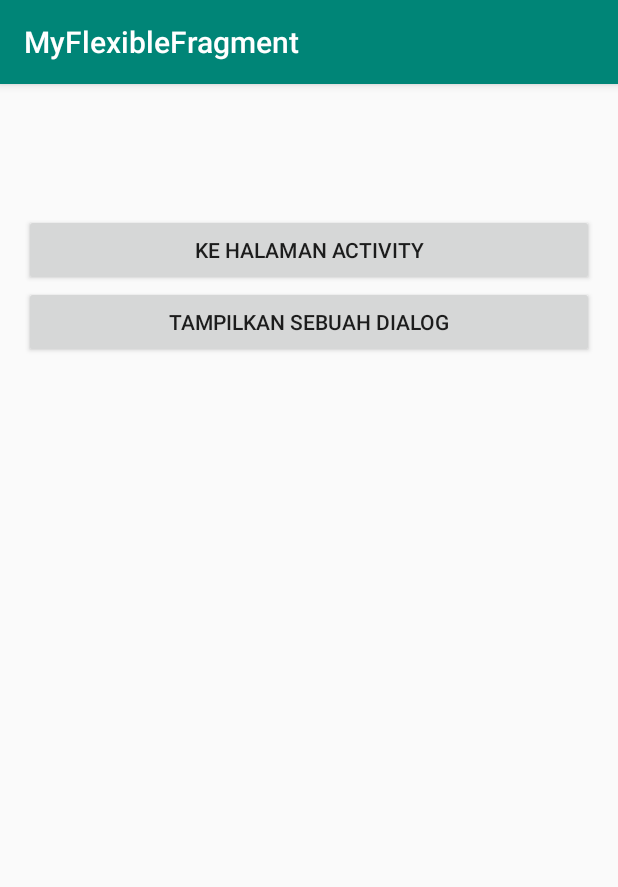
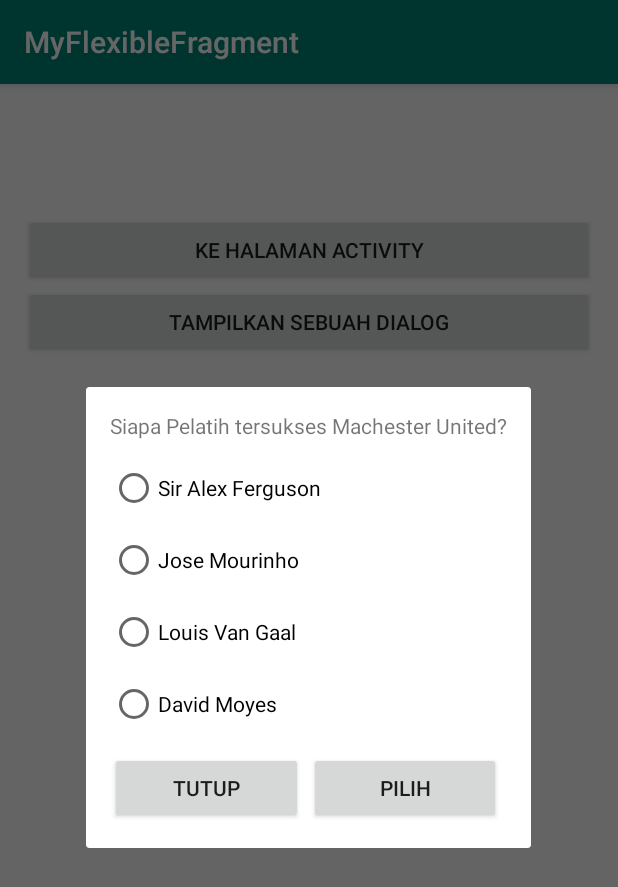
Before and after one commit to iqbalawe/Learn-Fragment, an Android app: the fragment DetailCategoryFragment placed in its activity, after a tap on "TAMPILKAN SEBUAH DIALOG", on a phone screen of 412 x 824 dp. Shown: the top 887 px of the screen. Run offline under Robolectric (Android 15) with nearby library versions, the phone set to English and light mode, and no system bars; 1 statement that could not run was skipped.

Commit message:
Add Dialog Fragment

```diff
--- a/app/src/main/java/iqbal/app/myflexiblefragment/DetailCategoryFragment.java
+++ b/app/src/main/java/iqbal/app/myflexiblefragment/DetailCategoryFragment.java
@@ -4,11 +4,13 @@ package iqbal.app.myflexiblefragment;
 import android.os.Bundle;
 import android.support.annotation.Nullable;
 import android.support.v4.app.Fragment;
+import android.support.v4.app.FragmentManager;
 import android.view.LayoutInflater;
 import android.view.View;
 import android.view.ViewGroup;
 import android.widget.Button;
 import android.widget.TextView;
+import android.widget.Toast;
 
 
 /**
@@ -62,6 +64,15 @@ public class DetailCategoryFragment extends Fragment implements View.OnClickList
             case R.id.btn_profile:
                 break;
             case R.id.btn_show_dialog:
+                OptionDialogFragment mOptionDialogFragment = new OptionDialogFragment();
+                mOptionDialogFragment.setOnOptionDialogListener(new OptionDialogFragment.OnOptionDialogListener() {
+                    @Override
+                    public void onOptionChoosen(String Text) {
+                        Toast.makeText(getActivity(), Text, Toast.LENGTH_SHORT).show();
+                    }
+                });
+                FragmentManager mFragmentManager = getChildFragmentManager();
+                mOptionDialogFragment.show(mFragmentManager, OptionDialogFragment.class.getSimpleName());
                 break;
         }
     }
--- /dev/null
+++ b/app/src/main/java/iqbal/app/myflexiblefragment/OptionDialogFragment.java
@@ -0,0 +1,81 @@
+package iqbal.app.myflexiblefragment;
+
+import android.os.Bundle;
+import android.support.annotation.NonNull;
+import android.support.annotation.Nullable;
+import android.support.v4.app.DialogFragment;
+import android.view.LayoutInflater;
+import android.view.View;
+import android.view.ViewGroup;
+import android.widget.Button;
+import android.widget.RadioButton;
+import android.widget.RadioGroup;
+
+public class OptionDialogFragment extends DialogFragment implements View.OnClickListener {
+    private Button btnChoose, btnClose;
+    private RadioButton rbSaf, rbMou, rbLvg, rbMoyes;
+    private RadioGroup rgOptions;
+    private OnOptionDialogListener onOptionDialogListener;
+    public OptionDialogFragment() {
+
+    }
+
+    public OnOptionDialogListener getOnOptionDialogListener() {
+        return onOptionDialogListener;
+    }
+
+    public void setOnOptionDialogListener(OnOptionDialogListener onOptionDialogListener) {
+        this.onOptionDialogListener = onOptionDialogListener;
+    }
+
+    @Nullable
+    @Override
+    public View onCreateView(@NonNull LayoutInflater inflater, @Nullable ViewGroup container, @Nullable Bundle savedInstanceState) {
+        View view = inflater.inflate(R.layout.fragment_option_dialog, container, false);
+        btnChoose = (Button) view.findViewById(R.id.btn_choose);
+        btnChoose.setOnClickListener(this);
+        btnClose = (Button) view.findViewById(R.id.btn_close);
+        btnClose.setOnClickListener(this);
+        rgOptions = (RadioGroup) view.findViewById(R.id.rg_options);
+        rbSaf = (RadioButton) view.findViewById(R.id.rb_saf);
+        rbLvg = (RadioButton) view.findViewById(R.id.rb_lvg);
+        rbMou = (RadioButton) view.findViewById(R.id.rb_mou);
+        rbMoyes = (RadioButton) view.findViewById(R.id.rb_moyes);
+        return view;
+    }
+
+    @Override
+    public void onClick(View v) {
+        switch (v.getId()) {
+            case R.id.btn_close:
+                getDialog().cancel();
+                break;
+            case R.id.btn_choose:
+                int checkedRadioButtonId = rgOptions.getCheckedRadioButtonId();
+                if (checkedRadioButtonId != -1) {
+                    String coach = null;
+                    switch (checkedRadioButtonId) {
+                        case R.id.rb_saf:
+                            coach = rbSaf.getText().toString().trim();
+                            break;
+                        case R.id.rb_lvg:
+                            coach = rbLvg.getText().toString().trim();
+                            break;
+                        case R.id.rb_mou:
+                            coach = rbMou.getText().toString().trim();
+                            break;
+                        case R.id.rb_moyes:
+                            coach = rbMoyes.getText().toString().trim();
+                            break;
+                    }
+                    getOnOptionDialogListener().onOptionChoosen(coach);
+                    getDialog().cancel();
+                }
+                break;
+        }
+    }
+
+    public interface OnOptionDialogListener {
+        void onOptionChoosen(String Text);
+    }
+}
--- /dev/null
+++ b/app/src/main/res/layout/fragment_option_dialog.xml
@@ -0,0 +1,78 @@
+<?xml version="1.0" encoding="utf-8"?>
+<LinearLayout xmlns:android="http://schemas.android.com/apk/res/android"
+    xmlns:tools="http://schemas.android.com/tools"
+    android:layout_width="match_parent"
+    android:layout_height="wrap_content"
+    android:orientation="vertical"
+    android:padding="@dimen/activity_vertical_margin"
+    tools:context=".OptionDialogFragment">
+
+    <!-- TODO: Update blank fragment layout -->
+    <TextView
+        android:layout_width="match_parent"
+        android:layout_height="wrap_content"
+        android:layout_marginBottom="@dimen/activity_vertical_margin"
+        android:text="Siapa Pelatih tersukses Machester United?" />
+
+    <RadioGroup
+        android:id="@+id/rg_options"
+        android:layout_width="match_parent"
+        android:layout_height="wrap_content"
+        android:orientation="vertical">
+
+        <RadioButton
+            android:id="@+id/rb_saf"
+            android:layout_width="match_parent"
+            android:layout_height="wrap_content"
+            android:layout_marginBottom="@dimen/activity_vertical_margin"
+            android:text="Sir Alex Ferguson" />
+
+        <RadioButton
+            android:id="@+id/rb_mou"
+            android:layout_width="match_parent"
+            android:layout_height="wrap_content"
+            android:layout_marginBottom="@dimen/activity_vertical_margin"
+            android:text="Jose Mourinho" />
+
+        <RadioButton
+            android:id="@+id/rb_lvg"
+            android:layout_width="match_parent"
+            android:layout_height="wrap_content"
+            android:layout_marginBottom="@dimen/activity_vertical_margin"
+            android:text="Louis Van Gaal" />
+
+        <RadioButton
+            android:id="@+id/rb_moyes"
+            android:layout_width="match_parent"
+            android:layout_height="wrap_content"
+            android:layout_marginBottom="@dimen/activity_vertical_margin"
+            android:text="David Moyes" />
+
+    </RadioGroup>
+
+    <LinearLayout
+        android:layout_width="match_parent"
+        android:layout_height="wrap_content"
+        android:orientation="horizontal">
+
+        <Button
+            android:id="@+id/btn_close"
+            android:layout_width="match_parent"
+            android:layout_height="wrap_content"
+            android:layout_marginEnd="4dp"
+            android:layout_marginRight="4dp"
+            android:layout_weight="0.5"
+            android:text="Tutup" />
+
+        <Button
+            android:id="@+id/btn_choose"
+            android:layout_width="match_parent"
+            android:layout_height="wrap_content"
+            android:layout_marginRight="4dp"
+            android:layout_weight="0.5"
+            android:text="Pilih"
+            android:layout_marginEnd="4dp" />
+
+    </LinearLayout>
+
+</LinearLayout>
```
